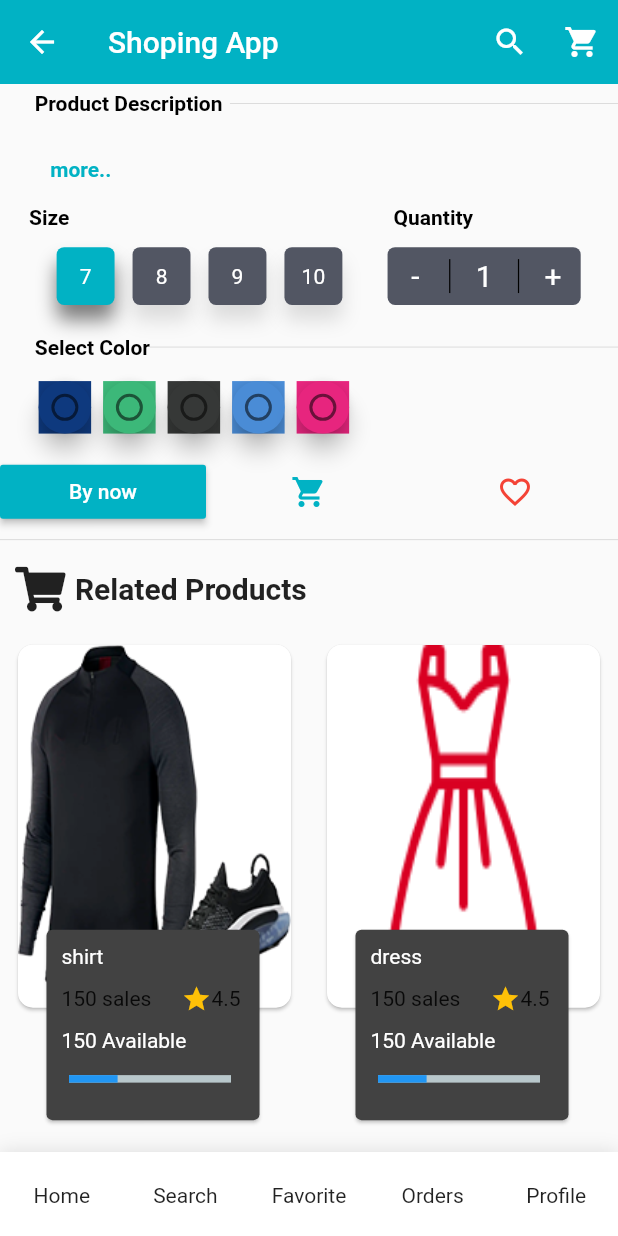
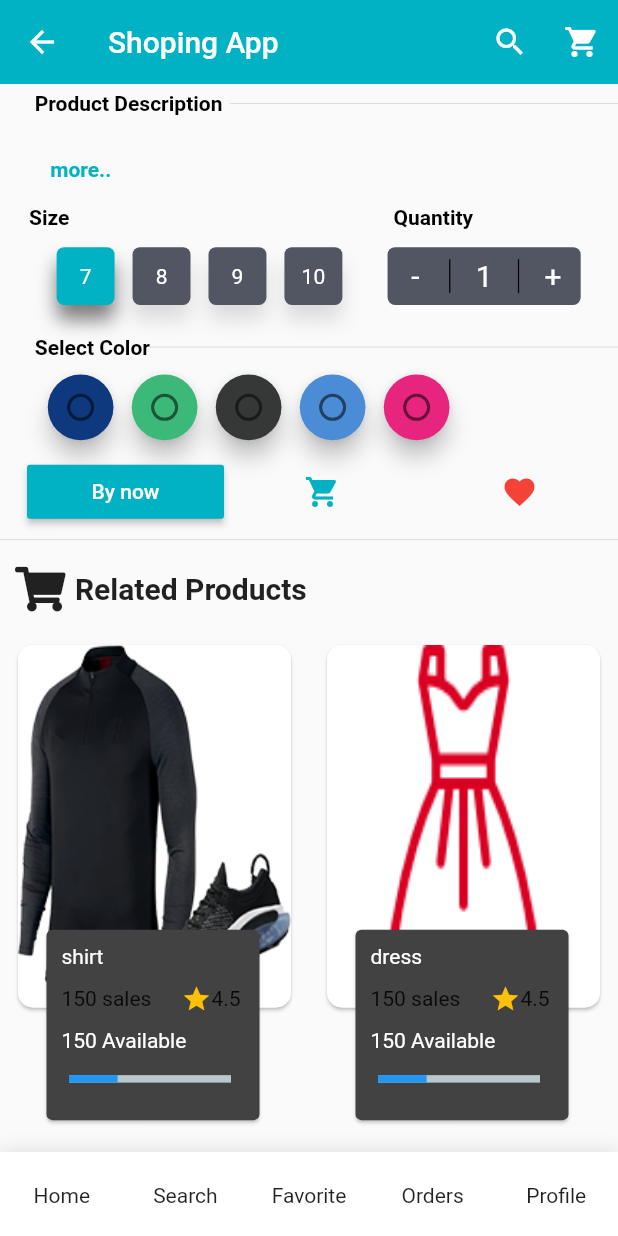
Before and after one commit to oussamaouardini/Ecommerce-Mobile-Application, a Flutter app: the Product_details screen opened directly with empty values, on a phone screen of 412 x 824 dp. Run offline on Flutter 3.47's test engine with Material 2 defaults, Android fonts, the phone set to English and light mode, and no system bars; drawn by our look-alikes of percent_indicator, titled_navigation_bar; our stand-ins replace carousel_pro, custom_radio_grouped_button, font_awesome_flutter, shared_preferences; missing offline and left inert: cuberto_bottom_bar; accounts and stored records are empty; network calls fail; Roboto replaces fonts that are missing (Montserrat-Bold).

Commit message:
like button

```diff
--- a/lib/Component/AllSports_list.dart
+++ b/lib/Component/AllSports_list.dart
@@ -60,7 +60,6 @@ class Item extends StatelessWidget {
   Widget build(BuildContext context) {
     return  InkWell(
       onTap: (){
-        print(name);
       },
       child: Container(
         margin: EdgeInsets.all(10.0),
--- a/lib/Component/drawer.dart
+++ b/lib/Component/drawer.dart
@@ -44,7 +44,6 @@ class _drawerrState extends State<drawerr> {
               accountName: Text("Welcome"),
               accountEmail: InkWell(child: Text("Enter your account"),onTap: (){
                 // TODO: send to login
-                print('login');
               },),
               currentAccountPicture: GestureDetector(
                 child: CircleAvatar(
@@ -292,7 +291,6 @@ class _drawerState extends State<drawer> {
               accountName: Text("Welcome"),
               accountEmail: InkWell(child: Text("Enter your account"),onTap: (){
                 // TODO: send to login
-                print('login');
               },),
               currentAccountPicture: GestureDetector(
                 child: CircleAvatar(
--- a/lib/Component/gridViewList.dart
+++ b/lib/Component/gridViewList.dart
@@ -142,7 +142,6 @@ class Single_product extends StatelessWidget {
             child: Material(
               child: InkWell(
                 onTap: () {
-                  print("oubella");
                   hassan = false ;
 
                   Navigator.of(context).push(MaterialPageRoute(builder: (context)=>Product_details(product_details_name: product_name,
--- a/lib/Screens/Click_Product.dart
+++ b/lib/Screens/Click_Product.dart
@@ -3,6 +3,8 @@ import 'package:custom_radio_grouped_button/custom_radio_grouped_button.dart';
 import 'package:font_awesome_flutter/font_awesome_flutter.dart';
 import 'package:pfe/Component/horisontale_list.dart';
 import 'package:pfe/Screens/logIn_screen.dart';
+import 'package:pfe/api/like_api.dart';
+import 'package:pfe/like/like.dart';
 import 'package:shared_preferences/shared_preferences.dart';
 import 'package:titled_navigation_bar/titled_navigation_bar.dart';
 
@@ -117,9 +119,42 @@ class _Product_detailsState extends State<Product_details> {
   }
 
   CartApi _cartApi = CartApi() ;
+  LikeApi _likeApi = LikeApi() ;
+  bool isLiked = false ;
+
+
+  static SharedPreferences pref ;
+  static int userId ;
+  static String api_token ;
+  checkliked() async{
+
+    pref = await SharedPreferences.getInstance() ;
+    userId = pref.getInt('user_id');
+    api_token = pref.get('api_token');
+    if(userId!=null){
+
+      List<Like> userLikes = [] ;
+      userLikes = await _likeApi.fetchUserLikes(userId);
+      var temp = false ;
+      for(int i=0;i<userLikes.length ; i++){
+        if( widget.product_id == userLikes[i].product.product_id ){
+          isLiked = true ;
+          temp = true ;
+        }
+      }
+      if((isLiked == true) && (temp == false)){
+        isLiked = false ;
+      }
+    }
+  }
+
    bool _addingToCart = false ;
+  bool loading = false ;
   @override
   Widget build(BuildContext context) {
+    setState(() {
+      checkliked();
+    });
     return Scaffold(
       appBar: AppBar(
         elevation: 0.0,
@@ -133,7 +168,6 @@ class _Product_detailsState extends State<Product_details> {
        bottomNavigationBar: TitledBottomNavigationBar(
         currentIndex: -1, // Use this to update the Bar giving a position
         onTap: (index){
-          print("Selected Index: $index");
         },
         items: [
           TitledNavigationBarItem(title: 'Home', icon: Icons.home),
@@ -143,7 +177,7 @@ class _Product_detailsState extends State<Product_details> {
           TitledNavigationBarItem(title: 'Profile', icon: Icons.person_outline),
         ]
     ),
-      body: ListView(
+      body:(loading == false)? ListView(
         children: <Widget>[
           Stack(
             children: <Widget>[
@@ -391,13 +425,8 @@ class _Product_detailsState extends State<Product_details> {
             child: Row(
              // children: colorSelector(),
               children: <Widget>[
-                Container(
-                  height: 35.0,
-                  width: 35.0,
-                  color: first_color,
-                  child: RawMaterialButton(
+                RawMaterialButton(
                   child:Radio(value: 1, groupValue: groupValue, onChanged: (int T){
-                      print(T);
                     setState(() {
                       groupValue= T ;
                     }); },activeColor: Colors.white,) ,
@@ -410,17 +439,8 @@ class _Product_detailsState extends State<Product_details> {
                   fillColor: first_color ,
                   onPressed: (){},
                 ),
-                ),
-                SizedBox(
-                  width: 8.0,
-                ),
-                Container(
-                  height: 35.0,
-                  width: 35.0,
-                  color: second_color,
-                  child: RawMaterialButton(
+                RawMaterialButton(
                   child:Radio(value: 2, groupValue: groupValue, onChanged: (int T){
-                      print(T);
                     setState(() {
                       groupValue= T ;
                     }); },activeColor: Colors.white,) ,
@@ -433,17 +453,8 @@ class _Product_detailsState extends State<Product_details> {
                   fillColor: second_color ,
                   onPressed: (){},
                 ),
-                ),
-                SizedBox(
-                  width: 8.0,
-                ),
-                Container(
-                  height: 35.0,
-                  width: 35.0,
-                  color: third_color,
-                  child: RawMaterialButton(
+                RawMaterialButton(
                   child:Radio(value: 3, groupValue: groupValue, onChanged: (int T){
-                      print(T);
                     setState(() {
                       groupValue= T ;
                     }); },activeColor: Colors.white,) ,
@@ -456,17 +467,8 @@ class _Product_detailsState extends State<Product_details> {
                   fillColor: third_color ,
                   onPressed: (){},
                 ),
-                ),
-                SizedBox(
-                  width: 8.0,
-                ),
-                Container(
-                  height: 35.0,
-                  width: 35.0,
-                  color: fourth_color,
-                  child: RawMaterialButton(
+                RawMaterialButton(
                   child:Radio(value: 4, groupValue: groupValue, onChanged: (int T){
-                      print(T);
                     setState(() {
                       groupValue= T ;
                     }); },activeColor: Colors.white,) ,
@@ -479,17 +481,8 @@ class _Product_detailsState extends State<Product_details> {
                   fillColor: fourth_color ,
                   onPressed: (){},
                 ),
-                ),
-                SizedBox(
-                  width: 8.0,
-                ),
-                Container(
-                  height: 35.0,
-                  width: 35.0,
-                  color: fifth_color,
-                  child: RawMaterialButton(
+                RawMaterialButton(
                   child:Radio(value: 5, groupValue: groupValue, onChanged: (int T){
-                      print(T);
                     setState(() {
                       groupValue= T ;
                     }); },activeColor: Colors.white,) ,
@@ -502,14 +495,15 @@ class _Product_detailsState extends State<Product_details> {
                   fillColor: fifth_color ,
                   onPressed: (){},
                 ),
-                ),
               ],
             ),
           ),
           SizedBox(
             height: screenAwareSize(8.0, context),
           ),
-          Row(
+          Padding(
+            padding: const EdgeInsets.only(left:18.0),
+            child: Row(
               children: <Widget>[
                 Expanded(
                     child: MaterialButton(
@@ -529,7 +523,6 @@ class _Product_detailsState extends State<Product_details> {
                           if(userId == null || api_token ==null ){
                             Navigator.push(context, MaterialPageRoute(builder: (context)=> LoginScreen() ));
                           }else{
-                          print(userId);
                             setState(() {
                               _addingToCart = true ;
                             });
@@ -538,16 +531,29 @@ class _Product_detailsState extends State<Product_details> {
                               _addingToCart = false ;
                             });
                           }
-
-
                         }
                         )),
                 Expanded(
                     child: IconButton(
-                      icon: Icon(Icons.favorite_border),
-                      color: Colors.red,
-                      onPressed: () {}))
+                        icon: ( isLiked == true ) ? Icon(Icons.favorite_border)  : Icon(Icons.favorite),
+                        color:  Colors.red,
+                        onPressed: () async {
+                          if(isLiked == true){
+                            await _likeApi.removeUserLike(userId, widget.product_id);
+                            setState(() {
+                              checkliked();
+                            });
+                          }else{
+                            await _likeApi.addUserLike(userId,widget.product_id);
+                            setState(() {
+                              checkliked();
+                            });
+                          }
+                        }
+                        )
+                )
               ],
+            ),
           ),
           Divider(),
  /// ====================================================================================Related Products row ==============*********************
@@ -576,13 +582,19 @@ class _Product_detailsState extends State<Product_details> {
           ),
           Horizintal_list(),
         ],
-      ),
+      ):_showLoading(),
     );
   }
 }
 
 
-
+Widget _showLoading(){
+  return Container(
+    child:Center(
+      child: CircularProgressIndicator(),
+    ) ,
+  );
+}
 
 
 Widget colorItem(
--- a/lib/Screens/logIn_screen.dart
+++ b/lib/Screens/logIn_screen.dart
@@ -176,17 +176,14 @@ class _LoginScreenState extends State<LoginScreen> {
     String password = _passwordController.text;
     User user = await authentication.login(email, password);
     if(user.user_id != null){
-      print('yes');
       setState(() {
         _loading = false ;
       });
       Navigator.of(context).pop();
-    //  Navigator.push(context, MaterialPageRoute(builder: (context)=>home_screen()));
     }else{
       setState(() {
         _loading = false ;
       });
-      print('not loggged');
     }
 
   }
--- /dev/null
+++ b/lib/like/like.dart
@@ -0,0 +1,20 @@
+
+
+
+
+import 'package:pfe/custom_widgets.dart';
+import 'package:pfe/product/product.dart';
+
+class Like {
+
+  int user_id ;
+  Product product ;
+
+
+  Like.fromJson( Map<String,dynamic> jsonObject ){
+    this.user_id = jsonObject['user_id'];
+    this.product = Product.fromJson(jsonObject['product']);
+  }
+
+
+}
```
Also changed, not shown: lib/Component/image_caroussel.dart (+8 -8 lines), lib/Screens/Home.dart (+6 -1 lines), lib/Screens/favorite_screen.dart (added, +160 -0 lines), lib/api/api_util.dart (+10 -3 lines), lib/api/like_api.dart (added, +147 -0 lines), 3 other files. Lines whose indentation alone changed are shown as unchanged.
